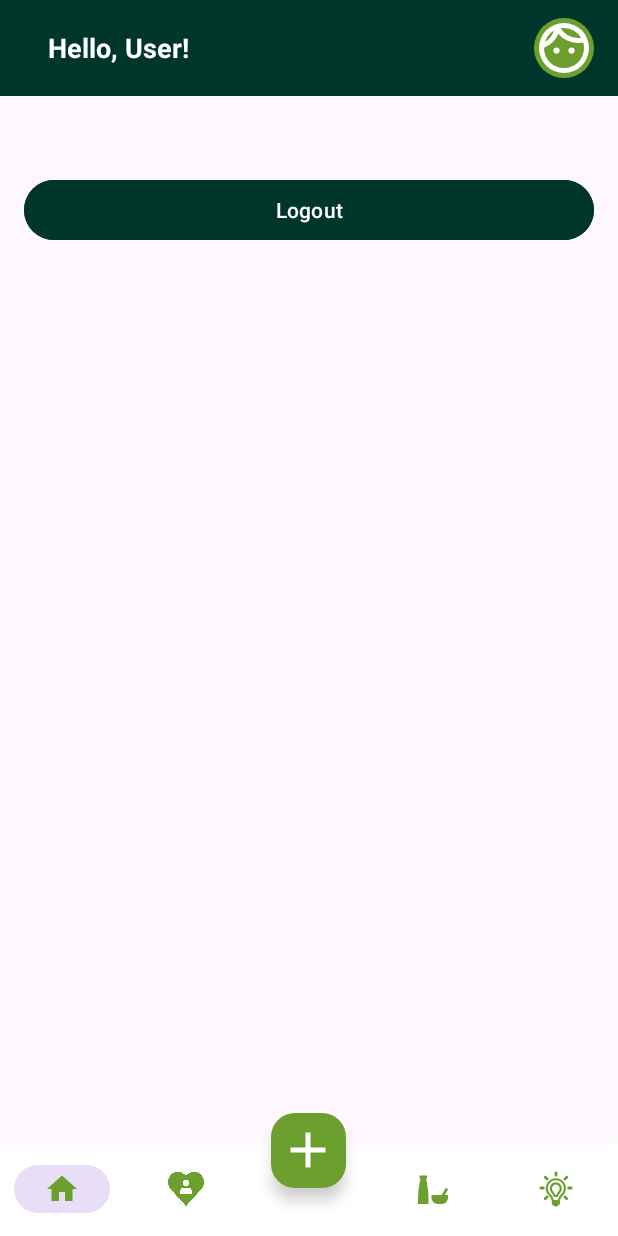
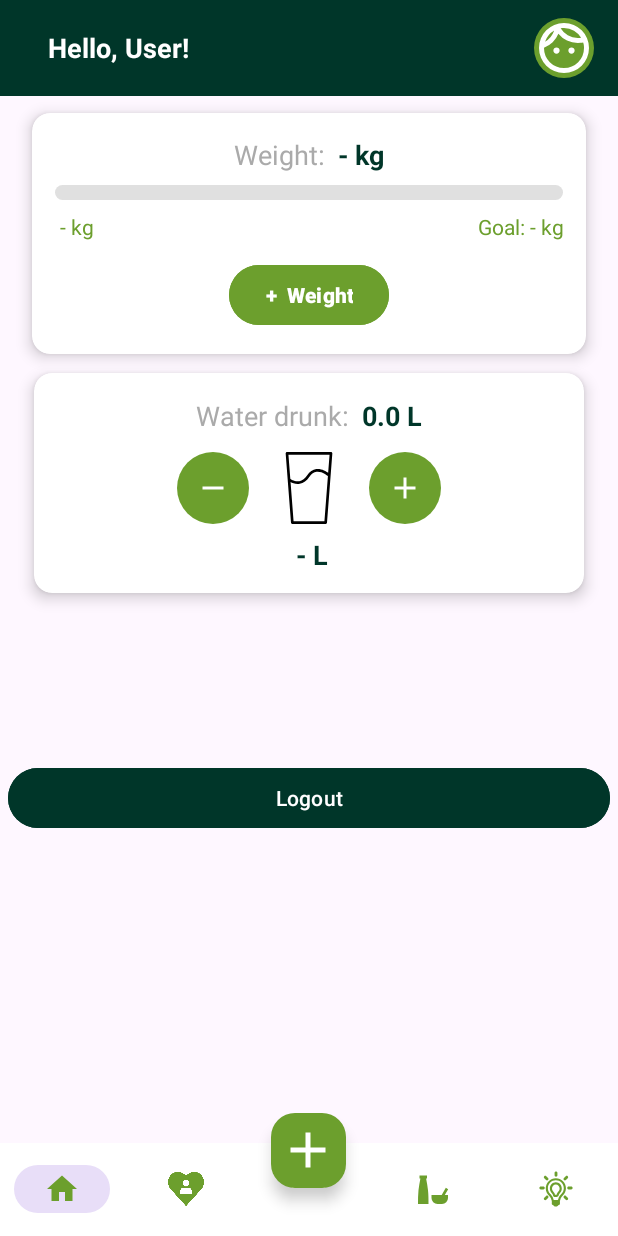
Before and after one commit to Mishva27/HealthyBites, an Android app: the screen it shows after launch once a user with an empty profile is signed in (HomeActivity), on a phone screen of 412 x 824 dp. Run offline under Robolectric (Android 15) with nearby library versions, the phone set to English and light mode, and no system bars; our stand-ins replace Firebase (no records; nobody signed in at launch, a user with empty details on screens opened directly).

Commit message:
included Water Tracker layout

```diff
--- a/app/src/main/AndroidManifest.xml
+++ b/app/src/main/AndroidManifest.xml
@@ -17,7 +17,7 @@
         tools:targetApi="31">
 
         <activity android:name=".OnboardingActivity" />
-
+        <activity android:name=".UserGoalSetupActivity" />
         <activity android:name=".WelcomeActivity" />
         <activity android:name=".SignInActivity" />
         <activity android:name=".SignUpActivity" />
--- a/app/src/main/java/com/example/healthybytes/SignInActivity.java
+++ b/app/src/main/java/com/example/healthybytes/SignInActivity.java
@@ -9,6 +9,7 @@ import com.google.android.gms.auth.api.signin.*;
 import com.google.android.gms.common.api.ApiException;
 import com.google.android.gms.tasks.Task;
 import com.google.firebase.auth.*;
+import com.google.firebase.firestore.FirebaseFirestore;
 
 public class SignInActivity extends AppCompatActivity {
 
@@ -68,10 +69,10 @@ public class SignInActivity extends AppCompatActivity {
                             Toast.makeText(SignInActivity.this, "Login successful", Toast.LENGTH_SHORT).show();
 
                             // ✅ Redirect to HomeActivity
-                            Intent intent = new Intent(SignInActivity.this, HomeActivity.class);
-                            intent.setFlags(Intent.FLAG_ACTIVITY_NEW_TASK | Intent.FLAG_ACTIVITY_CLEAR_TASK); // optional: clears back stack
-                            startActivity(intent);
-                            finish();
+                            FirebaseUser user = FirebaseAuth.getInstance().getCurrentUser();
+                            if (user != null) {
+                                checkUserProfile(user.getUid());
+                            }
 
                         } else {
                             Toast.makeText(SignInActivity.this, "Login failed: " + task.getException().getMessage(), Toast.LENGTH_LONG).show();
@@ -104,9 +105,9 @@ public class SignInActivity extends AppCompatActivity {
     @Override
     protected void onStart() {
         super.onStart();
-        if (FirebaseAuth.getInstance().getCurrentUser() != null) {
-            startActivity(new Intent(SignInActivity.this, HomeActivity.class));
-            finish();
+        FirebaseUser currentUser = FirebaseAuth.getInstance().getCurrentUser();
+        if (currentUser != null) {
+            checkUserProfile(currentUser.getUid());
         }
     }
 
@@ -132,12 +133,39 @@ public class SignInActivity extends AppCompatActivity {
                 .addOnCompleteListener(this, task -> {
                     if (task.isSuccessful()) {
                         Toast.makeText(SignInActivity.this, "Google Sign-In Successful!", Toast.LENGTH_SHORT).show();
-                        startActivity(new Intent(SignInActivity.this, HomeActivity.class)); // ✅ Correct destination
-                        finish();
+                        FirebaseUser firebaseUser = mAuth.getCurrentUser();
+                        if (firebaseUser != null) {
+                            checkUserProfile(firebaseUser.getUid());
+                        }
                     }
                     else {
                         Toast.makeText(SignInActivity.this, "Firebase Auth Failed: " + task.getException().getMessage(), Toast.LENGTH_LONG).show();
                     }
                 });
     }
+
+    private void checkUserProfile(String uid) {
+        FirebaseFirestore.getInstance().collection("users")
+                .document(uid)
+                .get()
+                .addOnSuccessListener(documentSnapshot -> {
+                    if (documentSnapshot.exists()) {
+                        // ✅ Profile exists → go to Home
+                        Intent intent = new Intent(SignInActivity.this, HomeActivity.class);
+                        intent.setFlags(Intent.FLAG_ACTIVITY_NEW_TASK | Intent.FLAG_ACTIVITY_CLEAR_TASK);
+                        startActivity(intent);
+                        finish();
+                    } else {
+                        // 🚀 Profile not filled yet → go to UserGoalSetupActivity
+                        Intent intent = new Intent(SignInActivity.this, UserGoalSetupActivity.class);
+                        intent.setFlags(Intent.FLAG_ACTIVITY_NEW_TASK | Intent.FLAG_ACTIVITY_CLEAR_TASK);
+                        startActivity(intent);
+                        finish();
+                    }
+                })
+                .addOnFailureListener(e -> {
+                    Toast.makeText(SignInActivity.this, "Error checking profile: " + e.getMessage(), Toast.LENGTH_SHORT).show();
+                });
+    }
+
 }
--- a/app/src/main/java/com/example/healthybytes/UserProfileActivity.java
+++ b/app/src/main/java/com/example/healthybytes/UserGoalSetupActivity.java
@@ -1,5 +1,6 @@
 package com.example.healthybytes;
 
+import android.content.Intent;
 import android.os.Bundle;
 import android.widget.Button;
 import android.widget.EditText;
@@ -11,7 +12,7 @@ import com.google.firebase.firestore.FirebaseFirestore;
 
 import java.util.HashMap;
 
-public class UserProfileActivity extends AppCompatActivity {
+public class UserGoalSetupActivity extends AppCompatActivity {
 
     EditText fullName, email, goal, age, gender, height, weight;
     Button saveButton;
@@ -21,7 +22,7 @@ public class UserProfileActivity extends AppCompatActivity {
     @Override
     protected void onCreate(Bundle savedInstanceState) {
         super.onCreate(savedInstanceState);
-        setContentView(R.layout.activity_user_profile);
+        setContentView(R.layout.activity_user_goalsetup);
 
         fullName = findViewById(R.id.editTextFullName);
         email = findViewById(R.id.editTextEmail);
@@ -77,10 +78,15 @@ public class UserProfileActivity extends AppCompatActivity {
                 .set(userMap)
                 .addOnSuccessListener(unused -> {
                     Toast.makeText(this, "Profile saved!", Toast.LENGTH_SHORT).show();
-                    // Navigate to home screen or next activity
+
+                    // ✅ Redirect to HomeActivity
+                    Intent intent = new Intent(UserGoalSetupActivity.this, HomeActivity.class);
+                    intent.setFlags(Intent.FLAG_ACTIVITY_NEW_TASK | Intent.FLAG_ACTIVITY_CLEAR_TASK);
+                    startActivity(intent);
                 })
                 .addOnFailureListener(e -> {
                     Toast.makeText(this, "Error: " + e.getMessage(), Toast.LENGTH_SHORT).show();
                 });
     }
+
 }
--- /dev/null
+++ b/app/src/main/res/drawable/ic_glass.xml
@@ -0,0 +1,9 @@
+<vector xmlns:android="http://schemas.android.com/apk/res/android"
+    android:width="800dp"
+    android:height="800dp"
+    android:viewportWidth="512"
+    android:viewportHeight="512">
+  <path
+      android:pathData="M419.4,3.04C417.61,1.1 415.08,0 412.44,0H99.56c-2.64,0 -5.16,1.1 -6.96,3.04c-1.79,1.94 -2.7,4.54 -2.5,7.18l37.93,493.04c0.38,4.93 4.5,8.75 9.45,8.75h237.04c4.95,0 9.07,-3.82 9.45,-8.75l37.93,-493.04C422.1,7.57 421.19,4.98 419.4,3.04zM365.74,493.04H146.26L124.8,214.01c11.17,5.89 29.22,13.17 50.29,13.17c4.84,0 9.85,-0.39 14.96,-1.26c26.8,-4.59 50.05,-21.42 69.1,-49.99c14.13,-21.18 31.26,-33.23 50.94,-35.8c39.03,-5.02 76.73,27.82 77.11,28.15c1.01,0.9 2.17,1.52 3.38,1.91L365.74,493.04zM392.27,148.14c-14.46,-10.69 -47.96,-31.51 -84.51,-26.82c-25.4,3.27 -47.06,18.1 -64.38,44.09c-16,24.01 -34.97,38.06 -56.36,41.79c-33.26,5.75 -62.28,-15.29 -62.82,-15.68c-0.36,-0.27 -0.79,-0.34 -1.17,-0.56l-13.23,-172h292.41L392.27,148.14z"
+      android:fillColor="#000000"/>
+</vector>
--- a/app/src/main/res/drawable/ic_input_add.xml
+++ b/app/src/main/res/drawable/ic_input_add.xml
@@ -5,5 +5,5 @@
     android:viewportHeight="960">
   <path
       android:pathData="M440,520L200,520v-80h240v-240h80v240h240v80L520,520v240h-80v-240Z"
-      android:fillColor="#1f1f1f"/>
+      android:fillColor="@color/white"/>
 </vector>
--- /dev/null
+++ b/app/src/main/res/drawable/ic_remove.xml
@@ -0,0 +1,9 @@
+<vector xmlns:android="http://schemas.android.com/apk/res/android"
+    android:width="24dp"
+    android:height="24dp"
+    android:viewportWidth="24"
+    android:viewportHeight="24">
+    <path
+        android:fillColor="@color/white"
+        android:pathData="M5,11h14v2H5z"/>
+</vector>
--- /dev/null
+++ b/app/src/main/res/drawable/progress_bar_weight.xml
@@ -0,0 +1,21 @@
+<layer-list xmlns:android="http://schemas.android.com/apk/res/android">
+
+    <!-- Background (track) -->
+    <item android:id="@android:id/background">
+        <shape android:shape="rectangle">
+            <corners android:radius="50dp"/>
+            <solid android:color="#E0E0E0" /> <!-- light gray -->
+        </shape>
+    </item>
+
+    <!-- Progress -->
+    <item android:id="@android:id/progress">
+        <clip>
+            <shape android:shape="rectangle">
+                <corners android:radius="50dp"/>
+                <solid android:color="@color/primary" /> <!-- your green theme color -->
+            </shape>
+        </clip>
+    </item>
+
+</layer-list>
--- a/app/src/main/res/layout/activity_home.xml
+++ b/app/src/main/res/layout/activity_home.xml
@@ -6,16 +6,39 @@
     android:layout_width="match_parent"
     android:layout_height="match_parent">
 
+    <!-- ✅ App Bar at top -->
     <include layout="@layout/app_bar" />
 
-    <!-- Main Content (No ScrollView now) -->
+    <!-- Whole scrollable content including AppBar -->
+    <ScrollView
+        android:layout_width="match_parent"
+        android:layout_height="match_parent"
+        android:layout_marginBottom="100dp"
+        android:fillViewport="true">
+
+
         <LinearLayout
             android:orientation="vertical"
             android:layout_width="match_parent"
-        android:layout_height="match_parent"
-        android:padding="16dp"
-        android:paddingBottom="100dp">
-        <!-- Logout Button -->
+            android:layout_height="wrap_content"
+            android:padding="5dp">
+
+            <!-- ✅ Weight Card -->
+            <include
+                layout="@layout/layout_weight_card"
+                android:layout_width="match_parent"
+                android:layout_height="wrap_content"
+                android:layout_marginHorizontal="16dp"
+                android:layout_marginTop="70dp"/>
+
+            <include
+                layout="@layout/activity_water_tracker"
+                android:layout_width="match_parent"
+                android:layout_height="wrap_content"
+                android:layout_marginHorizontal="7dp"/>
+
+
+            <!-- ✅ Logout Button -->
             <Button
                 android:id="@+id/logoutButton"
                 android:layout_width="match_parent"
@@ -25,9 +48,11 @@
                 android:backgroundTint="@color/primary"
                 android:layout_marginTop="100dp"
                 android:layout_marginBottom="16dp" />
+
         </LinearLayout>
+    </ScrollView>
 
-    <!-- Floating Action Button -->
+    <!-- ✅ Floating Action Button -->
     <com.google.android.material.floatingactionbutton.FloatingActionButton
         android:id="@+id/fab"
         android:layout_width="wrap_content"
@@ -40,7 +65,7 @@
         app:maxImageSize="40dp"
         app:fabCustomSize="50dp" />
 
-    <!-- Bottom Navigation -->
+    <!-- ✅ Bottom Navigation -->
     <com.google.android.material.bottomnavigation.BottomNavigationView
         android:id="@+id/bottomNavigationView"
         android:layout_width="match_parent"
--- a/app/src/main/res/layout/activity_user_profile.xml
+++ b/app/src/main/res/layout/activity_user_goalsetup.xml
@@ -3,6 +3,7 @@
     xmlns:app="http://schemas.android.com/apk/res-auto"
     android:layout_width="match_parent"
     android:layout_height="match_parent">
+
 
     <!-- Wrap everything in a LinearLayout -->
     <LinearLayout
--- /dev/null
+++ b/app/src/main/res/layout/activity_water_tracker.xml
@@ -0,0 +1,103 @@
+<?xml version="1.0" encoding="utf-8"?>
+<androidx.cardview.widget.CardView xmlns:android="http://schemas.android.com/apk/res/android"
+    xmlns:app="http://schemas.android.com/apk/res-auto"
+    android:layout_width="match_parent"
+    android:layout_height="wrap_content"
+    android:layout_marginHorizontal="16dp"
+    android:layout_marginTop="16dp"
+    app:cardCornerRadius="12dp"
+    app:cardElevation="6dp"
+    app:cardUseCompatPadding="true">
+
+    <LinearLayout
+        android:layout_width="match_parent"
+        android:layout_height="wrap_content"
+        android:orientation="vertical"
+        android:padding="16dp"
+        android:gravity="center_horizontal">
+
+        <!-- Title and Value -->
+        <LinearLayout
+            android:layout_width="wrap_content"
+            android:layout_height="wrap_content"
+            android:orientation="horizontal"
+            android:gravity="center"
+            android:layout_marginBottom="10dp">
+
+            <TextView
+                android:id="@+id/tvWaterLabel"
+                android:layout_width="wrap_content"
+                android:layout_height="wrap_content"
+                android:text="Water drunk:"
+                android:textSize="18sp"
+                android:textColor="@android:color/darker_gray"/>
+
+            <TextView
+                android:id="@+id/tvWaterValue"
+                android:layout_width="wrap_content"
+                android:layout_height="wrap_content"
+                android:text=" 0.0 L"
+                android:textSize="18sp"
+                android:textStyle="bold"
+                android:textColor="@color/primary"
+                android:layout_marginStart="4dp" />
+        </LinearLayout>
+
+        <!-- Increment/Decrement Buttons -->
+        <LinearLayout
+            android:layout_width="wrap_content"
+            android:layout_height="wrap_content"
+            android:orientation="horizontal"
+            android:gravity="center"
+            android:layout_marginTop="2dp">
+
+            <ImageButton
+                android:id="@+id/btnDecreaseWater"
+                android:layout_width="48dp"
+                android:layout_height="48dp"
+                android:background="@drawable/circle_background"
+                android:src="@drawable/ic_remove"
+                android:contentDescription="Decrease"
+                app:tint="@color/white"/>
+
+            <ImageView
+                android:id="@+id/imgGlass"
+                android:layout_width="48dp"
+                android:layout_height="48dp"
+                android:src="@drawable/ic_glass"
+                android:layout_marginHorizontal="16dp"
+                android:contentDescription="Water Glass" />
+
+            <ImageButton
+                android:id="@+id/btnIncreaseWater"
+                android:layout_width="48dp"
+                android:layout_height="48dp"
+                android:background="@drawable/circle_background"
+                android:src="@drawable/ic_input_add"
+                android:contentDescription="Increase"
+                app:tint="@color/white"/>
+
+        </LinearLayout>
+
+        <!-- Goal and Percentage -->
+        <LinearLayout
+            android:layout_width="wrap_content"
+            android:layout_height="wrap_content"
+            android:orientation="horizontal"
+            android:gravity="center">
+
+            <TextView
+                android:id="@+id/tvWaterGoal"
+                android:layout_width="wrap_content"
+                android:layout_height="wrap_content"
+                android:text="- L"
+                android:textSize="18sp"
+                android:textStyle="bold"
+                android:textColor="@color/primary"
+                android:layout_marginStart="4dp"
+                android:layout_marginTop="5dp"/>
+        </LinearLayout>
+
+    </LinearLayout>
+
+</androidx.cardview.widget.CardView>
--- /dev/null
+++ b/app/src/main/res/layout/layout_weight_card.xml
@@ -0,0 +1,93 @@
+<?xml version="1.0" encoding="utf-8"?>
+<androidx.cardview.widget.CardView xmlns:android="http://schemas.android.com/apk/res/android"
+    xmlns:app="http://schemas.android.com/apk/res-auto"
+    android:layout_width="match_parent"
+    android:layout_height="wrap_content"
+    android:layout_marginBottom="10dp"
+    app:cardCornerRadius="12dp"
+    app:cardElevation="6dp"
+    android:layout_gravity="center"
+    android:layout_marginHorizontal="16dp">
+
+    <LinearLayout
+        android:layout_width="match_parent"
+        android:layout_height="wrap_content"
+        android:orientation="vertical"
+        android:layout_margin="15dp"
+        android:gravity="center_horizontal">
+
+        <!-- Title -->
+        <LinearLayout
+            android:layout_width="wrap_content"
+            android:layout_height="wrap_content"
+            android:orientation="horizontal"
+            android:gravity="center">
+
+            <TextView
+                android:id="@+id/tvWeightLabel"
+                android:layout_width="wrap_content"
+                android:layout_height="wrap_content"
+                android:text="Weight:"
+                android:textSize="18sp"
+                android:textColor="@android:color/darker_gray" />
+
+            <TextView
+                android:id="@+id/tvWeightValue"
+                android:layout_width="wrap_content"
+                android:layout_height="wrap_content"
+                android:text=" - kg"
+                android:textSize="18sp"
+                android:textStyle="bold"
+                android:textColor="@color/primary"
+                android:layout_marginStart="4dp" />
+        </LinearLayout>
+
+
+        <!-- Progress bar -->
+        <ProgressBar
+            android:id="@+id/weightProgressBar"
+            style="@android:style/Widget.ProgressBar.Horizontal"
+            android:layout_width="match_parent"
+            android:layout_height="10dp"
+            android:progress="0"
+            android:progressDrawable="@drawable/progress_bar_weight"
+            android:layout_marginVertical="8dp"/>
+
+        <!-- Min and Goal Text -->
+        <LinearLayout
+            android:layout_width="match_parent"
+            android:layout_height="wrap_content"
+            android:orientation="horizontal">
+
+            <TextView
+                android:id="@+id/tvWeightMin"
+                android:layout_width="0dp"
+                android:layout_height="wrap_content"
+                android:layout_weight="0.5"
+                android:text=" - kg"
+                android:textColor="@color/secondary"/>
+
+            <TextView
+                android:id="@+id/tvWeightGoal"
+                android:layout_width="0dp"
+                android:layout_height="wrap_content"
+                android:layout_weight="0.5"
+                android:gravity="end"
+                android:text="Goal: - kg"
+                android:textColor="@color/secondary"/>
+
+        </LinearLayout>
+
+        <!-- Add Weight Button -->
+        <Button
+            android:id="@+id/btnAddWeight"
+            android:layout_width="wrap_content"
+            android:layout_height="wrap_content"
+            android:text="+  Weight"
+            android:textStyle="bold"
+            android:textColor="@android:color/white"
+            android:layout_marginTop="12dp"
+            android:backgroundTint="@color/secondary"/>
+
+    </LinearLayout>
+</androidx.cardview.widget.CardView>
```
Lines whose indentation alone changed are shown as unchanged.
